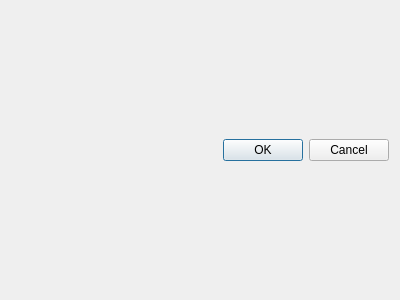
Old version of the form src/filtersdialog.ui in the repository ZIMA-Engineering/ZIMA-CAD-Parts.
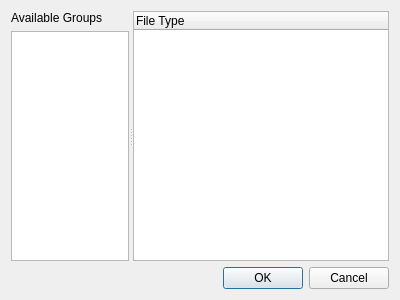
New version of the form. Icons and pictures are not drawn.

Commit message: filters dialog reimplemented to save space for new file types. ref #20

What changed in the file:
```diff
--- a/src/filtersdialog.ui
+++ b/src/filtersdialog.ui
@@ -17,8 +17,49 @@
    <iconset resource="../zima-cad-parts.qrc">
     <normaloff>:/gfx/icon.png</normaloff>:/gfx/icon.png</iconset>
   </property>
-  <layout class="QVBoxLayout" name="verticalLayout">
-   <item>
+  <layout class="QGridLayout" name="gridLayout">
+   <item row="0" column="0">
+    <widget class="QSplitter" name="splitter">
+     <property name="orientation">
+      <enum>Qt::Horizontal</enum>
+     </property>
+     <widget class="QWidget" name="">
+      <layout class="QVBoxLayout" name="verticalLayout">
+       <item>
+        <widget class="QLabel" name="label">
+         <property name="text">
+          <string>Available Groups</string>
+         </property>
+        </widget>
+       </item>
+       <item>
+        <widget class="QListWidget" name="listWidget">
+         <property name="alternatingRowColors">
+          <bool>true</bool>
+         </property>
+        </widget>
+       </item>
+      </layout>
+     </widget>
+     <widget class="QTreeWidget" name="treeWidget">
+      <property name="sizePolicy">
+       <sizepolicy hsizetype="MinimumExpanding" vsizetype="Expanding">
+        <horstretch>0</horstretch>
+        <verstretch>0</verstretch>
+       </sizepolicy>
+      </property>
+      <property name="alternatingRowColors">
+       <bool>true</bool>
+      </property>
+      <column>
+       <property name="text">
+        <string notr="true">File Type</string>
+       </property>
+      </column>
+     </widget>
+    </widget>
+   </item>
+   <item row="1" column="0">
     <widget class="QDialogButtonBox" name="buttonBox">
      <property name="orientation">
       <enum>Qt::Horizontal</enum>
```
The commit also changes 10 other files.
